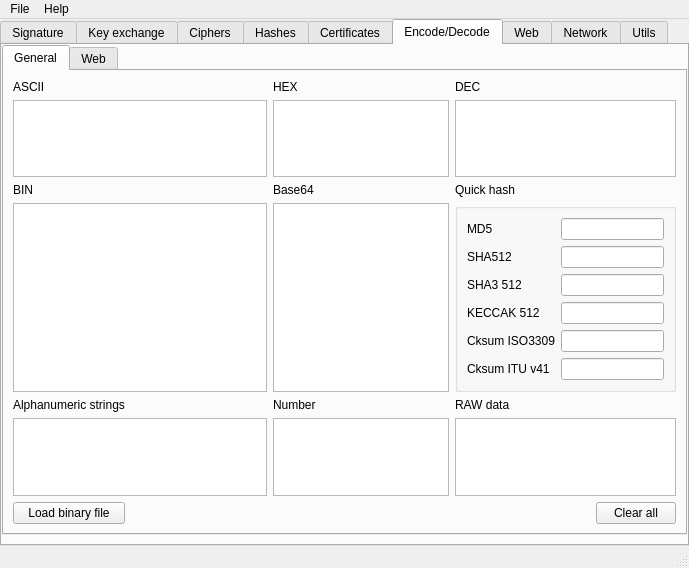
Before: the Qt Designer form ui/mainwindow.ui in caffedrine/CryptoPocketKnife, drawn with Qt 5.
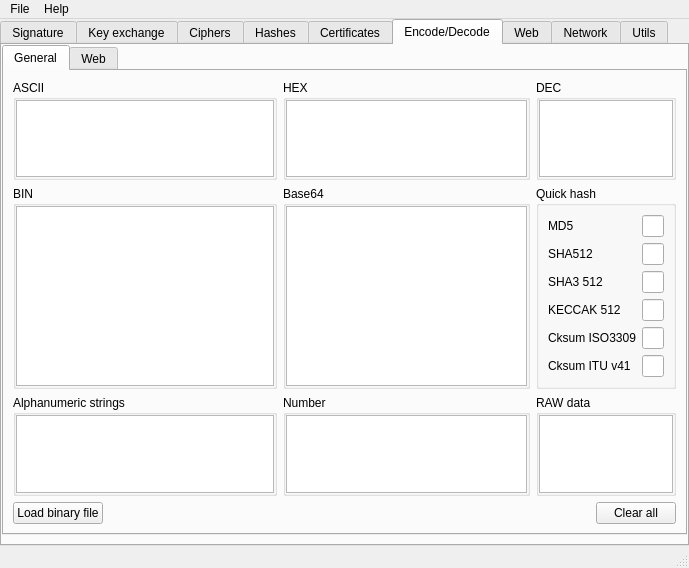
After: the same form once the commit is applied. Icons and pictures are not drawn. Custom widgets are drawn as their Qt base class.

```diff
--- a/ui/mainwindow.ui
+++ b/ui/mainwindow.ui
@@ -1172,117 +1172,139 @@
            <attribute name="title">
             <string>General</string>
            </attribute>
-           <layout class="QGridLayout" name="gridLayout_15">
-            <item row="4" column="3">
-             <widget class="QLabel" name="label_36">
-              <property name="text">
-               <string>RAW data</string>
-              </property>
-             </widget>
-            </item>
-            <item row="6" column="4">
-             <widget class="QPushButton" name="pushButton_EncodeDecode_General_ClearAll">
-              <property name="text">
-               <string>Clear all</string>
-              </property>
-             </widget>
-            </item>
-            <item row="2" column="2">
-             <widget class="QLabel" name="label_33">
-              <property name="text">
-               <string>Base64</string>
-              </property>
-             </widget>
-            </item>
-            <item row="6" column="3">
-             <spacer name="horizontalSpacer_3">
-              <property name="orientation">
-               <enum>Qt::Horizontal</enum>
-              </property>
-              <property name="sizeHint" stdset="0">
-               <size>
-                <width>247</width>
-                <height>20</height>
-               </size>
-              </property>
-             </spacer>
-            </item>
-            <item row="3" column="0" colspan="2">
-             <widget class="QTextEdit" name="textEdit_EncodeDecode_General_BIN">
-              <property name="html">
-               <string>&lt;!DOCTYPE HTML PUBLIC &quot;-//W3C//DTD HTML 4.0//EN&quot; &quot;http://www.w3.org/TR/REC-html40/strict.dtd&quot;&gt;
-&lt;html&gt;&lt;head&gt;&lt;meta name=&quot;qrichtext&quot; content=&quot;1&quot; /&gt;&lt;meta charset=&quot;utf-8&quot; /&gt;&lt;style type=&quot;text/css&quot;&gt;
-p, li { white-space: pre-wrap; }
-&lt;/style&gt;&lt;/head&gt;&lt;body style=&quot; font-family:'Segoe UI'; font-size:9pt; font-weight:400; font-style:normal;&quot;&gt;
-&lt;p style=&quot;-qt-paragraph-type:empty; margin-top:0px; margin-bottom:0px; margin-left:0px; margin-right:0px; -qt-block-indent:0; text-indent:0px; font-family:'MS Shell Dlg 2'; font-size:8.25pt;&quot;&gt;&lt;br /&gt;&lt;/p&gt;&lt;/body&gt;&lt;/html&gt;</string>
-              </property>
-             </widget>
-            </item>
-            <item row="6" column="1">
-             <spacer name="horizontalSpacer_4">
-              <property name="orientation">
-               <enum>Qt::Horizontal</enum>
-              </property>
-              <property name="sizeHint" stdset="0">
-               <size>
-                <width>248</width>
-                <height>20</height>
-               </size>
-              </property>
-             </spacer>
-            </item>
-            <item row="1" column="3" colspan="2">
-             <widget class="QTextEdit" name="textEdit_EncodeDecode_General_DEC"/>
-            </item>
-            <item row="2" column="3">
-             <widget class="QLabel" name="label_38">
-              <property name="text">
-               <string>Quick hash</string>
-              </property>
-             </widget>
-            </item>
-            <item row="4" column="2">
-             <widget class="QLabel" name="label_50">
-              <property name="text">
-               <string>Number</string>
-              </property>
-             </widget>
-            </item>
-            <item row="0" column="0">
-             <widget class="QLabel" name="label_34">
-              <property name="text">
+           <layout class="QGridLayout" name="gridLayout_35">
+            <item row="0" column="0" colspan="2">
+             <widget class="QGroupBox" name="groupBox_3">
+              <property name="title">
                <string>ASCII</string>
               </property>
+              <layout class="QGridLayout" name="gridLayout_15">
+               <property name="leftMargin">
+                <number>0</number>
+               </property>
+               <property name="topMargin">
+                <number>0</number>
+               </property>
+               <property name="rightMargin">
+                <number>0</number>
+               </property>
+               <property name="bottomMargin">
+                <number>0</number>
+               </property>
+               <item row="0" column="0">
+                <widget class="QTextEdit" name="textEdit_EncodeDecode_General_Ascii"/>
+               </item>
+              </layout>
              </widget>
             </item>
-            <item row="5" column="3" colspan="2">
-             <widget class="QTextEdit" name="textEdit_EncodeDecode_General_RawData">
-              <property name="enabled">
-               <bool>true</bool>
+            <item row="0" column="2" colspan="2">
+             <widget class="QGroupBox" name="groupBox_4">
+              <property name="title">
+               <string>HEX</string>
               </property>
-              <property name="readOnly">
-               <bool>true</bool>
+              <layout class="QGridLayout" name="gridLayout_28">
+               <property name="leftMargin">
+                <number>0</number>
+               </property>
+               <property name="topMargin">
+                <number>0</number>
+               </property>
+               <property name="rightMargin">
+                <number>0</number>
+               </property>
+               <property name="bottomMargin">
+                <number>0</number>
+               </property>
+               <item row="0" column="0">
+                <widget class="QTextEdit" name="textEdit_EncodeDecode_General_HEX"/>
+               </item>
+              </layout>
+             </widget>
+            </item>
+            <item row="0" column="4" colspan="2">
+             <widget class="QGroupBox" name="groupBox_5">
+              <property name="title">
+               <string>DEC</string>
               </property>
-              <property name="html">
-               <string>&lt;!DOCTYPE HTML PUBLIC &quot;-//W3C//DTD HTML 4.0//EN&quot; &quot;http://www.w3.org/TR/REC-html40/strict.dtd&quot;&gt;
-&lt;html&gt;&lt;head&gt;&lt;meta name=&quot;qrichtext&quot; content=&quot;1&quot; /&gt;&lt;meta charset=&quot;utf-8&quot; /&gt;&lt;style type=&quot;text/css&quot;&gt;
-p, li { white-space: pre-wrap; }
-&lt;/style&gt;&lt;/head&gt;&lt;body style=&quot; font-family:'Segoe UI'; font-size:9pt; font-weight:400; font-style:normal;&quot;&gt;
-&lt;p style=&quot;-qt-paragraph-type:empty; margin-top:0px; margin-bottom:0px; margin-left:0px; margin-right:0px; -qt-block-indent:0; text-indent:0px; font-family:'MS Shell Dlg 2'; font-size:8.25pt;&quot;&gt;&lt;br /&gt;&lt;/p&gt;&lt;/body&gt;&lt;/html&gt;</string>
-              </property>
+              <layout class="QGridLayout" name="gridLayout_29">
+               <property name="leftMargin">
+                <number>0</number>
+               </property>
+               <property name="topMargin">
+                <number>0</number>
+               </property>
+               <property name="rightMargin">
+                <number>0</number>
+               </property>
+               <property name="bottomMargin">
+                <number>0</number>
+               </property>
+               <item row="0" column="0">
+                <widget class="QTextEdit" name="textEdit_EncodeDecode_General_DEC"/>
+               </item>
+              </layout>
              </widget>
             </item>
-            <item row="2" column="0">
-             <widget class="QLabel" name="label_31">
-              <property name="text">
+            <item row="1" column="0" colspan="2">
+             <widget class="QGroupBox" name="groupBox_6">
+              <property name="title">
                <string>BIN</string>
               </property>
+              <layout class="QGridLayout" name="gridLayout_30">
+               <property name="leftMargin">
+                <number>0</number>
+               </property>
+               <property name="topMargin">
+                <number>0</number>
+               </property>
+               <property name="rightMargin">
+                <number>0</number>
+               </property>
+               <property name="bottomMargin">
+                <number>0</number>
+               </property>
+               <item row="0" column="0">
+                <widget class="QTextEdit" name="textEdit_EncodeDecode_General_BIN">
+                 <property name="html">
+                  <string>&lt;!DOCTYPE HTML PUBLIC &quot;-//W3C//DTD HTML 4.0//EN&quot; &quot;http://www.w3.org/TR/REC-html40/strict.dtd&quot;&gt;
+&lt;html&gt;&lt;head&gt;&lt;meta name=&quot;qrichtext&quot; content=&quot;1&quot; /&gt;&lt;meta charset=&quot;utf-8&quot; /&gt;&lt;style type=&quot;text/css&quot;&gt;
+p, li { white-space: pre-wrap; }
+&lt;/style&gt;&lt;/head&gt;&lt;body style=&quot; font-family:'Segoe UI'; font-size:9pt; font-weight:400; font-style:normal;&quot;&gt;
+&lt;p style=&quot;-qt-paragraph-type:empty; margin-top:0px; margin-bottom:0px; margin-left:0px; margin-right:0px; -qt-block-indent:0; text-indent:0px; font-family:'MS Shell Dlg 2'; font-size:8.25pt;&quot;&gt;&lt;br /&gt;&lt;/p&gt;&lt;/body&gt;&lt;/html&gt;</string>
+                 </property>
+                </widget>
+               </item>
+              </layout>
              </widget>
             </item>
-            <item row="3" column="3" colspan="2">
+            <item row="1" column="2" colspan="2">
+             <widget class="QGroupBox" name="groupBox_7">
+              <property name="title">
+               <string>Base64</string>
+              </property>
+              <layout class="QGridLayout" name="gridLayout_31">
+               <property name="leftMargin">
+                <number>0</number>
+               </property>
+               <property name="topMargin">
+                <number>0</number>
+               </property>
+               <property name="rightMargin">
+                <number>0</number>
+               </property>
+               <property name="bottomMargin">
+                <number>0</number>
+               </property>
+               <item row="0" column="0">
+                <widget class="QTextEdit" name="textEdit_EncodeDecode_General_Base64"/>
+               </item>
+              </layout>
+             </widget>
+            </item>
+            <item row="1" column="4" colspan="2">
              <widget class="QGroupBox" name="groupBox">
               <property name="title">
-               <string/>
+               <string>Quick hash</string>
               </property>
               <layout class="QGridLayout" name="gridLayout_16">
                <item row="5" column="0">
@@ -1385,55 +1407,121 @@
               </layout>
              </widget>
             </item>
-            <item row="1" column="0" colspan="2">
-             <widget class="QTextEdit" name="textEdit_EncodeDecode_General_Ascii"/>
-            </item>
-            <item row="3" column="2">
-             <widget class="QTextEdit" name="textEdit_EncodeDecode_General_Base64"/>
-            </item>
-            <item row="0" column="2">
-             <widget class="QLabel" name="label_32">
-              <property name="text">
-               <string>HEX</string>
+            <item row="2" column="0" colspan="2">
+             <widget class="QGroupBox" name="groupBox_8">
+              <property name="title">
+               <string>Alphanumeric strings</string>
               </property>
-             </widget>
-            </item>
-            <item row="5" column="0" colspan="2">
-             <widget class="QTextEdit" name="textEdit_EncodeDecode_General_AlphanumericStrings">
-              <property name="html">
-               <string>&lt;!DOCTYPE HTML PUBLIC &quot;-//W3C//DTD HTML 4.0//EN&quot; &quot;http://www.w3.org/TR/REC-html40/strict.dtd&quot;&gt;
+              <layout class="QGridLayout" name="gridLayout_32">
+               <property name="leftMargin">
+                <number>0</number>
+               </property>
+               <property name="topMargin">
+                <number>0</number>
+               </property>
+               <property name="rightMargin">
+                <number>0</number>
+               </property>
+               <property name="bottomMargin">
+                <number>0</number>
+               </property>
+               <item row="0" column="0">
+                <widget class="QTextEdit" name="textEdit_EncodeDecode_General_AlphanumericStrings">
+                 <property name="html">
+                  <string>&lt;!DOCTYPE HTML PUBLIC &quot;-//W3C//DTD HTML 4.0//EN&quot; &quot;http://www.w3.org/TR/REC-html40/strict.dtd&quot;&gt;
 &lt;html&gt;&lt;head&gt;&lt;meta name=&quot;qrichtext&quot; content=&quot;1&quot; /&gt;&lt;meta charset=&quot;utf-8&quot; /&gt;&lt;style type=&quot;text/css&quot;&gt;
 p, li { white-space: pre-wrap; }
 &lt;/style&gt;&lt;/head&gt;&lt;body style=&quot; font-family:'Segoe UI'; font-size:9pt; font-weight:400; font-style:normal;&quot;&gt;
 &lt;p style=&quot;-qt-paragraph-type:empty; margin-top:0px; margin-bottom:0px; margin-left:0px; margin-right:0px; -qt-block-indent:0; text-indent:0px; font-family:'MS Shell Dlg 2'; font-size:8.25pt;&quot;&gt;&lt;br /&gt;&lt;/p&gt;&lt;/body&gt;&lt;/html&gt;</string>
+                 </property>
+                </widget>
+               </item>
+              </layout>
+             </widget>
+            </item>
+            <item row="2" column="2" colspan="2">
+             <widget class="QGroupBox" name="groupBox_9">
+              <property name="title">
+               <string>Number</string>
               </property>
+              <layout class="QGridLayout" name="gridLayout_33">
+               <property name="leftMargin">
+                <number>0</number>
+               </property>
+               <property name="topMargin">
+                <number>0</number>
+               </property>
+               <property name="rightMargin">
+                <number>0</number>
+               </property>
+               <property name="bottomMargin">
+                <number>0</number>
+               </property>
+               <item row="0" column="0">
+                <widget class="QTextEdit" name="textEdit_EncodeDecode_General_Number"/>
+               </item>
+              </layout>
              </widget>
             </item>
-            <item row="0" column="3">
-             <widget class="QLabel" name="label_37">
-              <property name="text">
-               <string>DEC</string>
+            <item row="2" column="4" colspan="2">
+             <widget class="QGroupBox" name="groupBox_10">
+              <property name="title">
+               <string>RAW data</string>
               </property>
+              <layout class="QGridLayout" name="gridLayout_34">
+               <property name="leftMargin">
+                <number>0</number>
+               </property>
+               <property name="topMargin">
+                <number>0</number>
+               </property>
+               <property name="rightMargin">
+                <number>0</number>
+               </property>
+               <property name="bottomMargin">
+                <number>0</number>
+               </property>
+               <item row="0" column="0">
+                <widget class="QTextEdit" name="textEdit_EncodeDecode_General_RawData">
+                 <property name="enabled">
+                  <bool>true</bool>
+                 </property>
+                 <property name="readOnly">
+                  <bool>true</bool>
+                 </property>
+                 <property name="html">
+                  <string>&lt;!DOCTYPE HTML PUBLIC &quot;-//W3C//DTD HTML 4.0//EN&quot; &quot;http://www.w3.org/TR/REC-html40/strict.dtd&quot;&gt;
+&lt;html&gt;&lt;head&gt;&lt;meta name=&quot;qrichtext&quot; content=&quot;1&quot; /&gt;&lt;meta charset=&quot;utf-8&quot; /&gt;&lt;style type=&quot;text/css&quot;&gt;
+p, li { white-space: pre-wrap; }
+&lt;/style&gt;&lt;/head&gt;&lt;body style=&quot; font-family:'Segoe UI'; font-size:9pt; font-weight:400; font-style:normal;&quot;&gt;
+&lt;p style=&quot;-qt-paragraph-type:empty; margin-top:0px; margin-bottom:0px; margin-left:0px; margin-right:0px; -qt-block-indent:0; text-indent:0px; font-family:'MS Shell Dlg 2'; font-size:8.25pt;&quot;&gt;&lt;br /&gt;&lt;/p&gt;&lt;/body&gt;&lt;/html&gt;</string>
+                 </property>
+                </widget>
+               </item>
+              </layout>
              </widget>
             </item>
-            <item row="1" column="2">
-             <widget class="QTextEdit" name="textEdit_EncodeDecode_General_HEX"/>
-            </item>
-            <item row="6" column="0">
+            <item row="3" column="0">
              <widget class="QPushButton" name="pushButton_EncodeDecode_General_LoadBinary">
               <property name="text">
                <string>Load binary file</string>
               </property>
              </widget>
             </item>
-            <item row="4" column="0">
-             <widget class="QLabel" name="label_35">
-              <property name="text">
-               <string>Alphanumeric strings</string>
+            <item row="3" column="1">
+             <spacer name="horizontalSpacer_4">
+              <property name="orientation">
+               <enum>Qt::Horizontal</enum>
               </property>
-             </widget>
+              <property name="sizeHint" stdset="0">
+               <size>
+                <width>248</width>
+                <height>20</height>
+               </size>
+              </property>
+             </spacer>
             </item>
-            <item row="6" column="2">
+            <item row="3" column="2">
              <spacer name="horizontalSpacer_2">
               <property name="orientation">
                <enum>Qt::Horizontal</enum>
@@ -1446,8 +1534,25 @@
               </property>
              </spacer>
             </item>
-            <item row="5" column="2">
-             <widget class="QTextEdit" name="textEdit_EncodeDecode_General_Number"/>
+            <item row="3" column="3" colspan="2">
+             <spacer name="horizontalSpacer_3">
+              <property name="orientation">
+               <enum>Qt::Horizontal</enum>
+              </property>
+              <property name="sizeHint" stdset="0">
+               <size>
+                <width>247</width>
+                <height>20</height>
+               </size>
+              </property>
+             </spacer>
+            </item>
+            <item row="3" column="5">
+             <widget class="QPushButton" name="pushButton_EncodeDecode_General_ClearAll">
+              <property name="text">
+               <string>Clear all</string>
+              </property>
+             </widget>
             </item>
            </layout>
           </widget>
```
